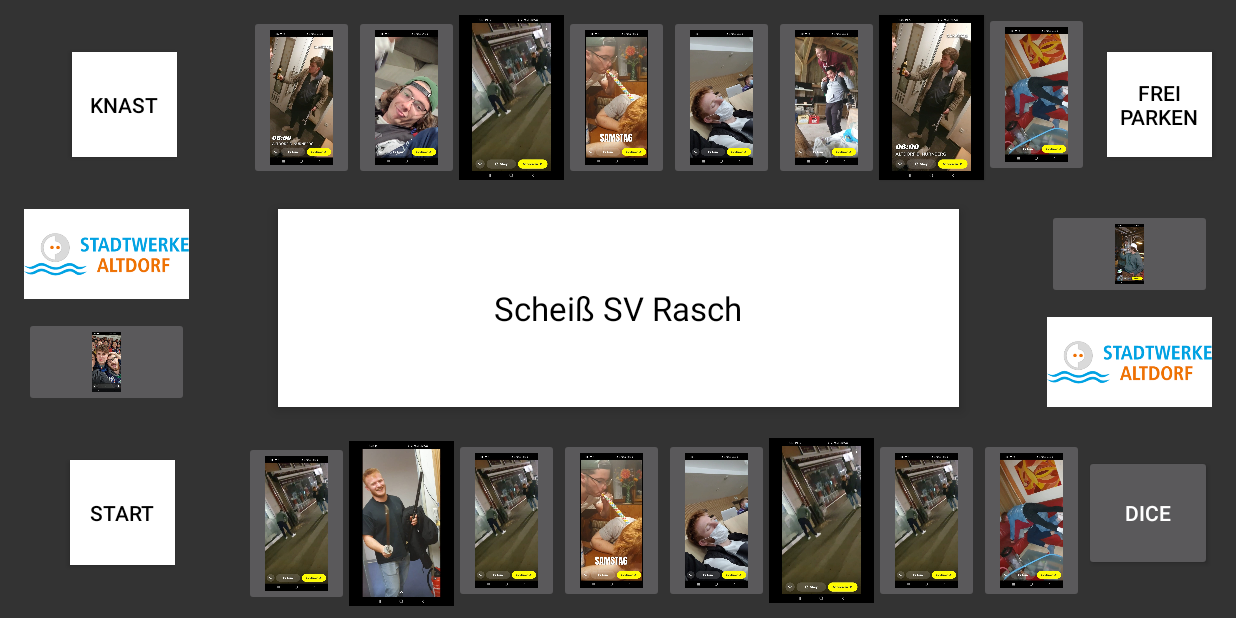
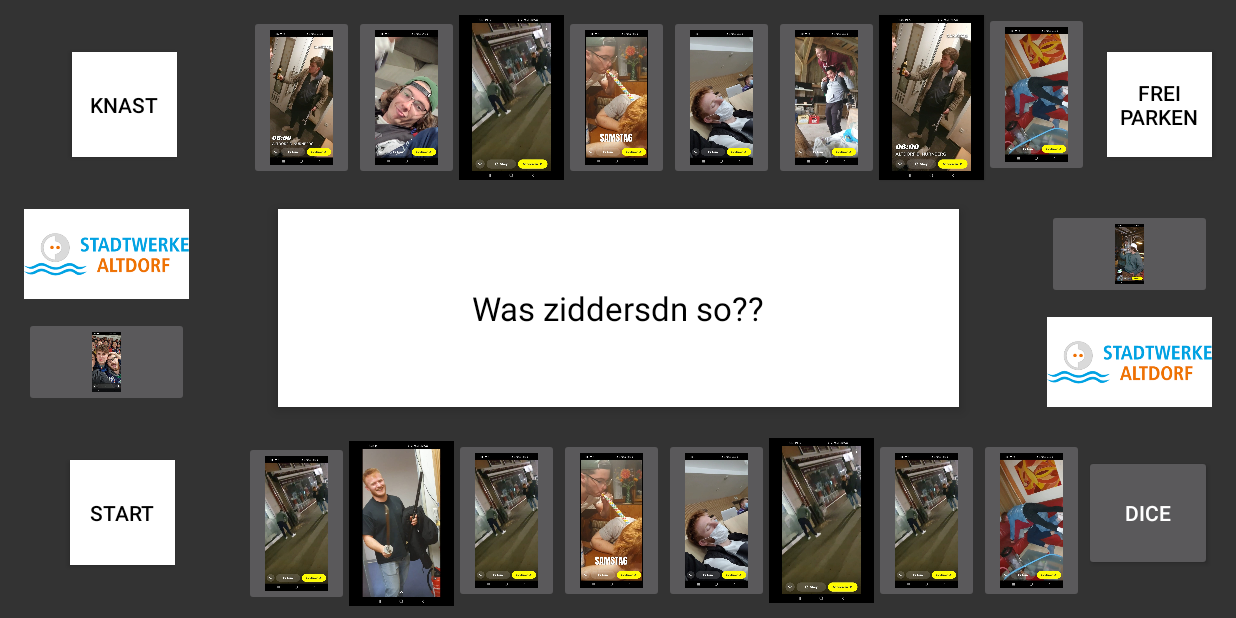
Before and after one commit to robinsten/mopromoli, an Android app: the MainActivity4 screen opened directly, with no data from a screen before it, on a phone screen of 824 x 412 dp (held sideways). Run offline under Robolectric (Android 15) with nearby library versions, the phone set to English and light mode, and no system bars.

Commit message:
update des Texts bei laden der Seite

```diff
--- a/Mopromoli20/app/src/main/res/layout/activity_main5.xml
+++ b/Mopromoli20/app/src/main/res/layout/activity_main5.xml
@@ -26,7 +26,7 @@
         android:background="@android:color/white"
         android:elevation="5dp"
         android:gravity="center"
-        android:text="Scheiß SV Rasch"
+        android:text="Was ziddersdn so??"
         android:textColor="@android:color/black"
         android:textSize="22dp"
         app:layout_constraintBottom_toBottomOf="parent"
```
